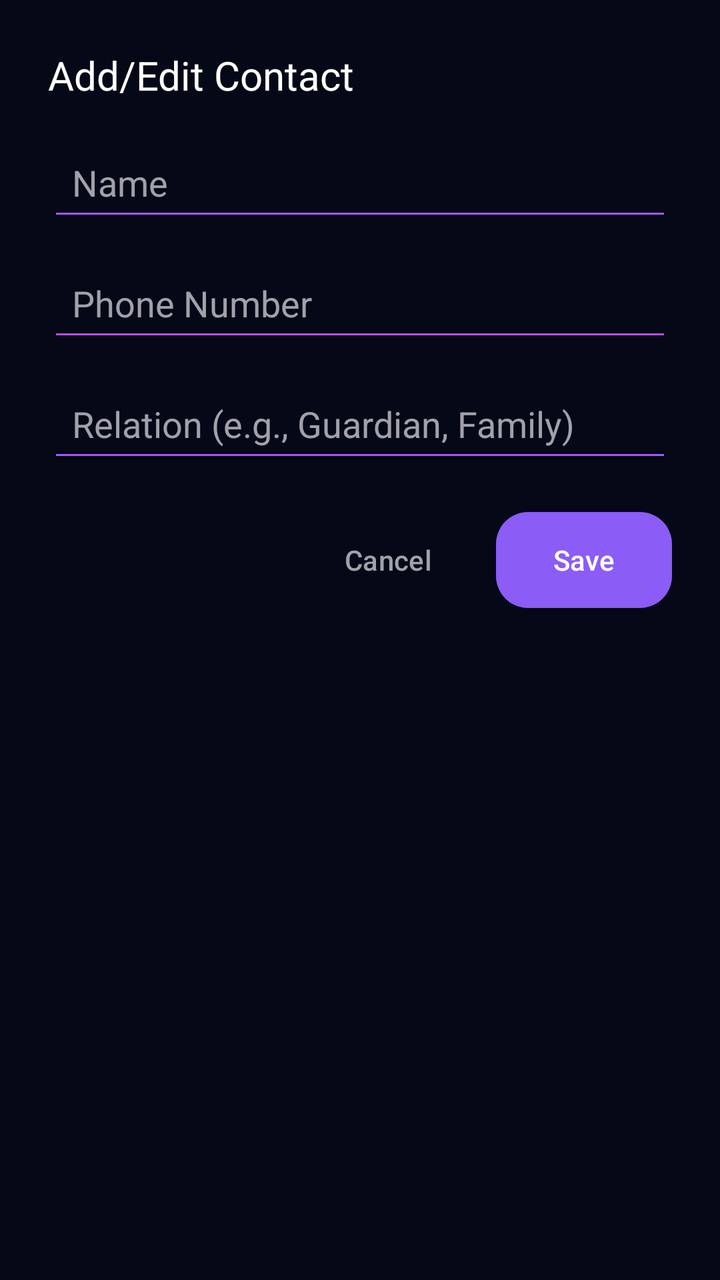
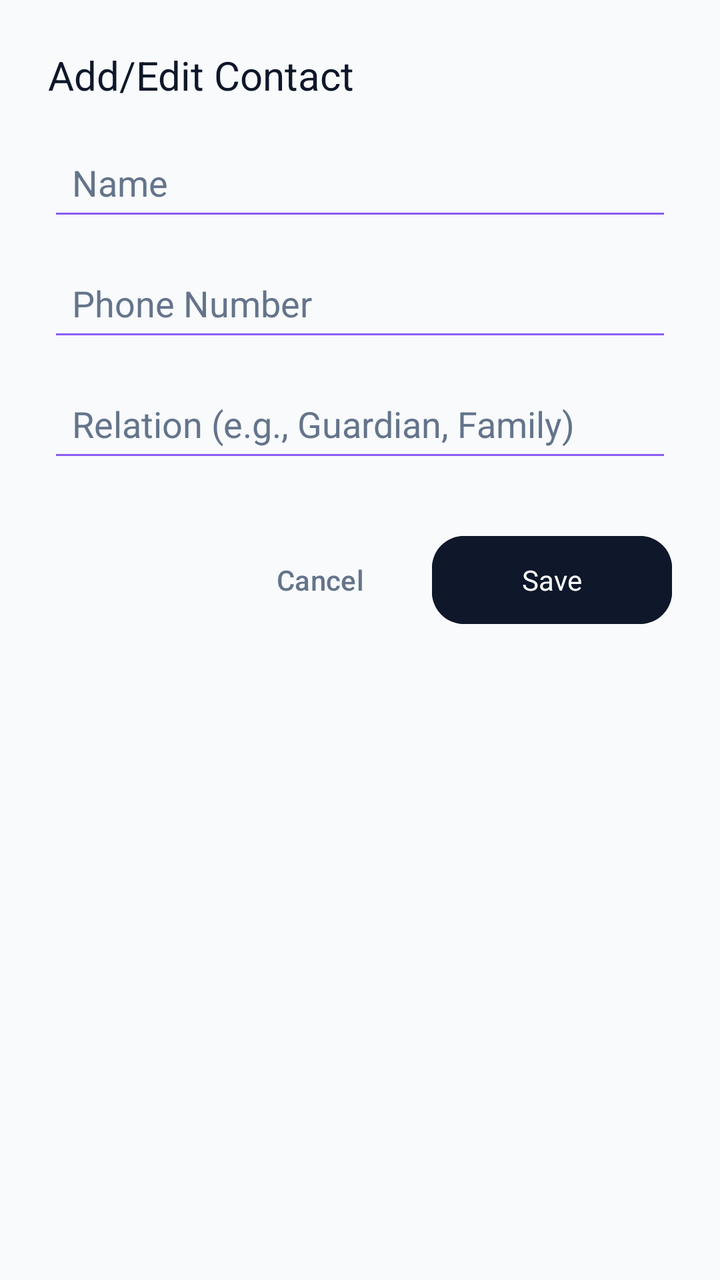

Before-and-after screenshots of an Android layout around one commit, followed by the original layout XML and the change that was made.
<!-- AndroidManifest.xml: application theme Theme.SilentGuard -->
<!-- res/layout/dialog_add_contact.xml -->
<?xml version="1.0" encoding="utf-8"?>
<LinearLayout xmlns:android="http://schemas.android.com/apk/res/android"
    android:layout_width="match_parent"
    android:layout_height="wrap_content"
    android:orientation="vertical"
    android:padding="24dp"
    android:background="@color/bg_primary">

    <TextView
        android:layout_width="match_parent"
        android:layout_height="wrap_content"
        android:text="Add/Edit Contact"
        android:textColor="@color/text_primary"
        android:textSize="20sp"
        android:fontFamily="sans-serif-bold"
        android:layout_marginBottom="16dp"/>

    <EditText
        android:id="@+id/et_contact_name"
        android:layout_width="match_parent"
        android:layout_height="wrap_content"
        android:hint="Name"
        android:textColor="@color/text_primary"
        android:textColorHint="@color/text_secondary"
        android:backgroundTint="@color/neon_violet"
        android:padding="12dp"
        android:layout_marginBottom="12dp"/>

    <EditText
        android:id="@+id/et_contact_phone"
        android:layout_width="match_parent"
        android:layout_height="wrap_content"
        android:hint="Phone Number"
        android:textColor="@color/text_primary"
        android:textColorHint="@color/text_secondary"
        android:backgroundTint="@color/neon_violet"
        android:padding="12dp"
        android:inputType="phone"
        android:layout_marginBottom="12dp"/>

    <EditText
        android:id="@+id/et_contact_relation"
        android:layout_width="match_parent"
        android:layout_height="wrap_content"
        android:hint="Relation (e.g., Guardian, Family)"
        android:textColor="@color/text_primary"
        android:textColorHint="@color/text_secondary"
        android:backgroundTint="@color/neon_violet"
        android:padding="12dp"
        android:layout_marginBottom="20dp"/>

    <LinearLayout
        android:layout_width="match_parent"
        android:layout_height="wrap_content"
        android:orientation="horizontal"
        android:gravity="end">

        <Button
            android:id="@+id/btn_cancel_contact"
            android:layout_width="wrap_content"
            android:layout_height="wrap_content"
            android:text="Cancel"
            android:layout_marginEnd="8dp"
            android:background="@android:color/transparent"
            android:textColor="@color/text_secondary"/>

        <Button
            android:id="@+id/btn_save_contact"
            android:layout_width="wrap_content"
            android:layout_height="wrap_content"
            android:text="Save"
            android:background="@drawable/bg_neon_button"
            android:textColor="@color/text_primary"/>

    </LinearLayout>

</LinearLayout>
<!-- resources referenced by this layout -->
<resources>
  <color name="bg_primary">#050816</color>
  <color name="neon_violet">#A855F7</color>
  <color name="text_primary">#FFFFFF</color>
  <color name="text_secondary">#A1A1AA</color>
  <!-- drawable bg_neon_button (drawable) -->
  <?xml version="1.0" encoding="utf-8"?>
  <ripple xmlns:android="http://schemas.android.com/apk/res/android"
      android:color="#40FFFFFF">
      <item>
          <shape>
              <gradient
                  android:startColor="@color/accent_purple"
                  android:endColor="@color/neon_violet"
                  android:angle="45" />
              <corners android:radius="16dp" />
          </shape>
      </item>
  </ripple>
  <style name="Theme.SilentGuard" parent="Theme.Material3.DayNight.NoActionBar">
          <item name="colorPrimary">@color/accent_purple</item>
          <item name="android:windowBackground">@color/bg_primary</item>
          <item name="android:statusBarColor">@color/bg_primary</item>
          <item name="android:navigationBarColor">@color/bg_primary</item>
      </style>
  <color name="accent_purple">#8B5CF6</color>
</resources>

<!-- the commit's change to res/layout/dialog_add_contact.xml (unified diff, before → after) -->
@@ -1,5 +1,6 @@
 <?xml version="1.0" encoding="utf-8"?>
 <LinearLayout xmlns:android="http://schemas.android.com/apk/res/android"
+    xmlns:app="http://schemas.android.com/apk/res-auto"
     android:layout_width="match_parent"
     android:layout_height="wrap_content"
     android:orientation="vertical"
@@ -53,24 +54,31 @@
         android:layout_width="match_parent"
         android:layout_height="wrap_content"
         android:orientation="horizontal"
-        android:gravity="end">
+        android:gravity="end"
+        android:layout_marginTop="8dp">
 
         <Button
             android:id="@+id/btn_cancel_contact"
             android:layout_width="wrap_content"
-            android:layout_height="wrap_content"
+            android:layout_height="52dp"
             android:text="Cancel"
-            android:layout_marginEnd="8dp"
-            android:background="@android:color/transparent"
-            android:textColor="@color/text_secondary"/>
+            android:layout_marginEnd="12dp"
+            android:backgroundTint="@android:color/transparent"
+            android:textColor="@color/ui_text_body"
+            android:textAllCaps="false"
+            android:fontFamily="sans-serif-medium"
+            style="@style/Widget.Material3.Button.TextButton"/>
 
         <Button
             android:id="@+id/btn_save_contact"
-            android:layout_width="wrap_content"
-            android:layout_height="wrap_content"
+            android:layout_width="120dp"
+            android:layout_height="52dp"
             android:text="Save"
-            android:background="@drawable/bg_neon_button"
-            android:textColor="@color/text_primary"/>
+            android:textColor="@color/ui_card_white"
+            android:backgroundTint="@color/ui_text_title"
+            android:textAllCaps="false"
+            android:fontFamily="sans-serif-bold"
+            app:cornerRadius="16dp"/>
 
     </LinearLayout>
 
<!-- resource entries referenced after the edit -->
@@ -1,29 +1,20 @@
 <!-- resources referenced by this layout -->
 <resources>
-  <color name="bg_primary">#050816</color>
-  <color name="neon_violet">#A855F7</color>
-  <color name="text_primary">#FFFFFF</color>
-  <color name="text_secondary">#A1A1AA</color>
-  <!-- drawable bg_neon_button (drawable) -->
-  <?xml version="1.0" encoding="utf-8"?>
-  <ripple xmlns:android="http://schemas.android.com/apk/res/android"
-      android:color="#40FFFFFF">
-      <item>
-          <shape>
-              <gradient
-                  android:startColor="@color/accent_purple"
-                  android:endColor="@color/neon_violet"
-                  android:angle="45" />
-              <corners android:radius="16dp" />
-          </shape>
-      </item>
-  </ripple>
-  <style name="Theme.SilentGuard" parent="Theme.Material3.DayNight.NoActionBar">
-          <item name="colorPrimary">@color/accent_purple</item>
-          <item name="android:windowBackground">@color/bg_primary</item>
-          <item name="android:statusBarColor">@color/bg_primary</item>
-          <item name="android:navigationBarColor">@color/bg_primary</item>
+  <color name="bg_primary">#F8FAFC</color>
+  <color name="neon_violet">#8B5CF6</color>
+  <color name="text_primary">#0F172A</color>
+  <color name="text_secondary">#64748B</color>
+  <color name="ui_card_white">#FFFFFF</color>
+  <color name="ui_text_body">#64748B</color>
+  <color name="ui_text_title">#0F172A</color>
+  <style name="Theme.SilentGuard" parent="Theme.Material3.Light.NoActionBar">
+          <item name="colorPrimary">@color/brand_primary</item>
+          <item name="android:windowBackground">@color/ui_bg_main</item>
+          <item name="android:statusBarColor">@color/ui_bg_main</item>
+          <item name="android:windowLightStatusBar">true</item>
+          <item name="android:navigationBarColor">@color/ui_bg_main</item>
       </style>
-  <color name="accent_purple">#8B5CF6</color>
+  <color name="brand_primary">#0F172A</color>
+  <color name="ui_bg_main">#F8FAFC</color>
 </resources>
 
